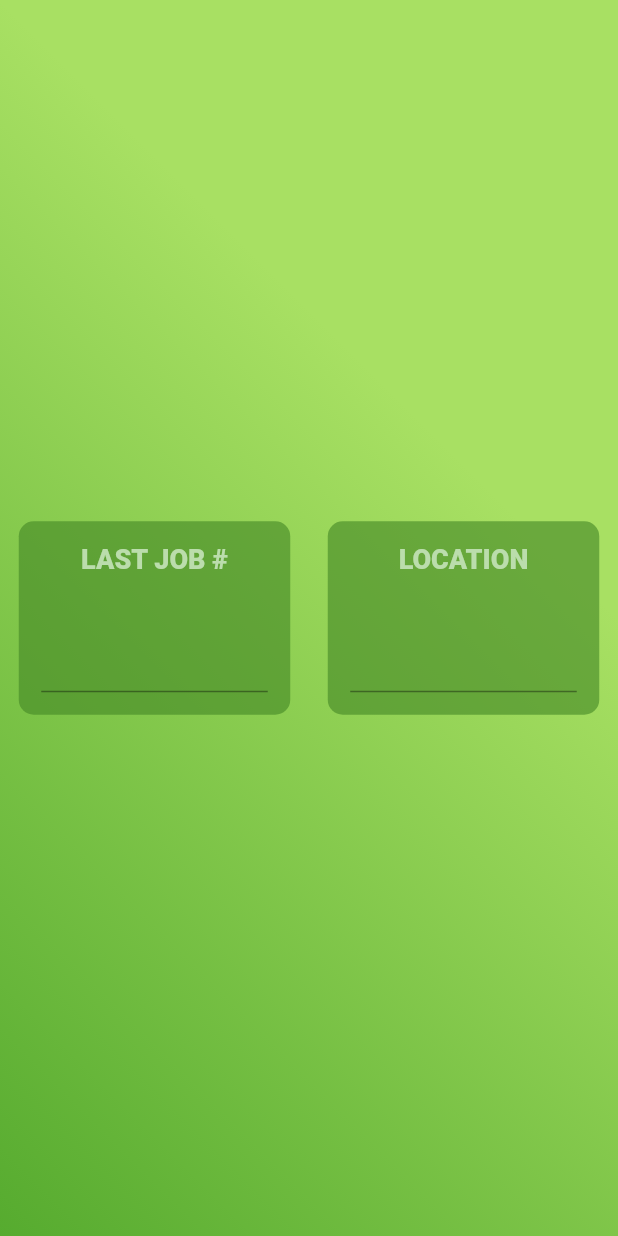
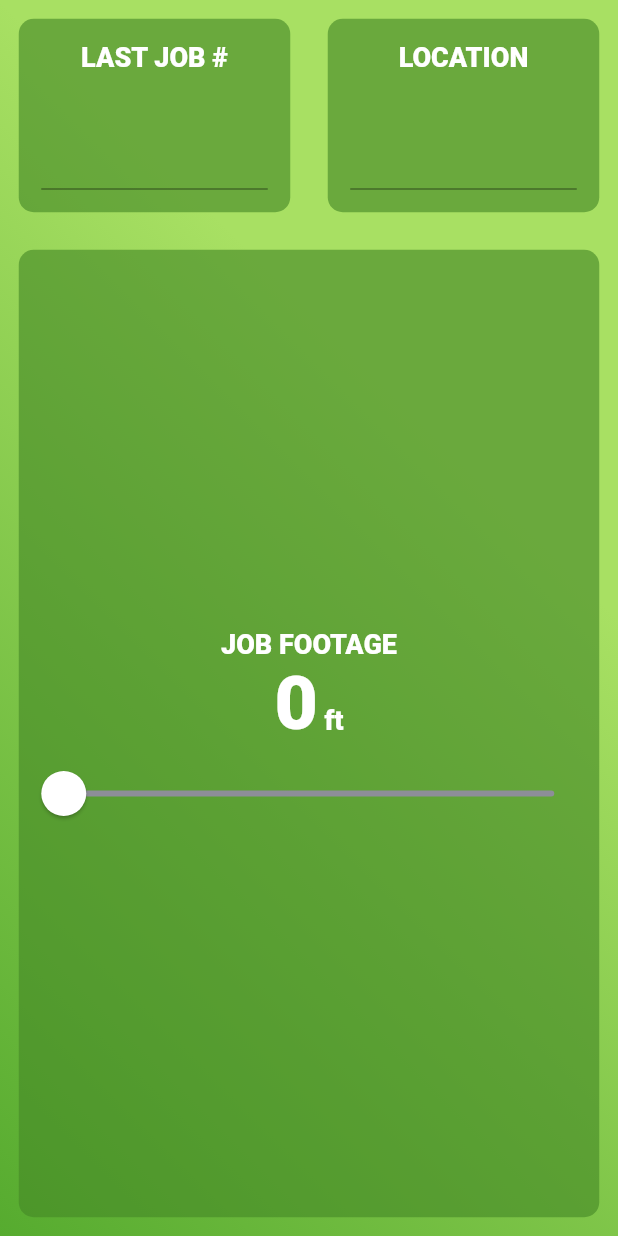
Before and after one commit to warpaltarpers/schedule-generator, a Flutter app: the screen it shows after launch, on a phone screen of 412 x 824 dp. Run offline on Flutter 3.47's test engine with Material 2 defaults, Android fonts, the phone set to English and light mode, and no system bars.

Commit message:
Add job footage slider + start Row for filter type

```diff
--- a/lib/components/constants.dart
+++ b/lib/components/constants.dart
@@ -1,6 +1,6 @@
 import 'package:flutter/material.dart';
 
-const kCardTextColor = Color(0xFFBBDDAC);
+const kCardTextColor = Colors.white;
 
 const kCardTextStyle = TextStyle(
   fontSize: 18.0,
@@ -16,6 +16,7 @@ const kLabelTextStyle = TextStyle(
 const kNumberTextStyle = TextStyle(
   fontSize: 50.0,
   fontWeight: FontWeight.w900,
+  color: kCardTextColor,
 );
 
 const kActiveCardColor = Color(0xa0458926);
--- a/lib/generator.dart
+++ b/lib/generator.dart
@@ -12,6 +12,7 @@ class Generator extends StatefulWidget {
 class _GeneratorState extends State<Generator> {
   TextCard jobNumCard = new TextCard(label: 'LAST JOB #', isAndroid: Platform.isAndroid ? true : false,);
   TextCard cityCard = new TextCard(label: 'LOCATION', isAndroid: Platform.isAndroid ? true : false,);
+  int jobFoot = 0;
 
   @override
   Widget build(BuildContext context) {
@@ -29,13 +30,14 @@ class _GeneratorState extends State<Generator> {
               mainAxisAlignment: MainAxisAlignment.center,
               crossAxisAlignment: CrossAxisAlignment.stretch,
               children: <Widget>[
+                // Job # and City cards
                 Row(
                   children: <Widget>[
+                    // Job # card
                     Expanded(
                       child: ReusableCard(
                         cardColor: kActiveCardColor,
                         cardChild: jobNumCard,
-                        onPress: (){},
                       ),
                     ),
                     // City card
@@ -43,15 +45,72 @@ class _GeneratorState extends State<Generator> {
                       child: ReusableCard(
                         cardColor: kActiveCardColor,
                         cardChild: cityCard,
-                        onPress: (){},
                       ),
                     ),
                   ],
                 ),
+                // Job footage slider
+                Expanded(
+                  child: ReusableCard(
+                    cardColor: kActiveCardColor,
+                    cardChild: Column(
+                      mainAxisAlignment: MainAxisAlignment.center,
+                      children: <Widget>[
+                        Text(
+                          'JOB FOOTAGE',
+                          style: kLabelTextStyle,
+                        ),
+                        Row(
+                          mainAxisAlignment: MainAxisAlignment.center,
+                          crossAxisAlignment: CrossAxisAlignment.baseline,
+                          textBaseline: TextBaseline.alphabetic,
+                          children: <Widget>[
+                            Text(
+                              jobFoot.toString(),
+                              style: kNumberTextStyle,
+                            ),
+                            Text(
+                              ' ft',
+                              style: kLabelTextStyle,
+                            ),
+                          ],
+                        ),
+                        SliderTheme(
+                          data: SliderTheme.of(context).copyWith(
+                            thumbColor: Colors.white,
+                            overlayColor: Color(0x29FFFFFF),
+                            thumbShape: RoundSliderThumbShape(
+                              enabledThumbRadius: 15.0,
+                            ),
+                            overlayShape: RoundSliderOverlayShape(
+                              overlayRadius: 30.0,
+                            ),
+                            activeTrackColor: Colors.white,
+                            inactiveTrackColor: Color(0xFF8D8E98),
+                          ),
+                          child: Slider(
+                            value: jobFoot.toDouble(),
+                            min: 0.0,
+                            max: 1000.0,
+                            onChanged: (double newValue) {
+                              setState(() {
+                                jobFoot = newValue.round();
+                              });
+                            },
+                          ),
+                        ),
+                      ],
+                      ),
+                    ),
+                  ),
+                // Filter type and size
+                Row(
+
+                ),
               ],
             ),
-          )
-        ),
+          ),
+        )
       ),
     );
   }
```
